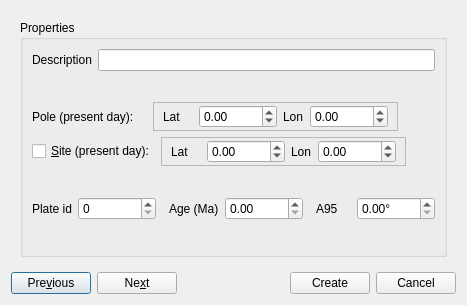
Qt form src/qt-widgets/CreateVGPDialogUi.ui (GPlates/GPlates) before a commit.
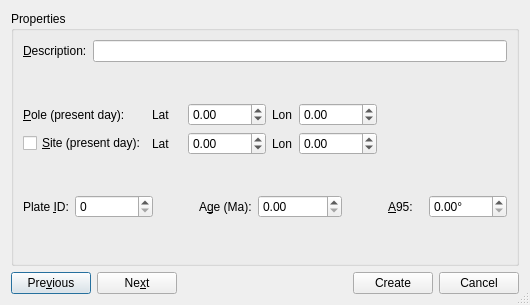
The same form after that commit.

```diff
--- a/src/qt-widgets/CreateVGPDialogUi.ui
+++ b/src/qt-widgets/CreateVGPDialogUi.ui
@@ -1,43 +1,55 @@
 <ui version="4.0" >
  <class>CreateVGPDialog</class>
- <widget class="QDialog" name="CreateVGPDialog" >
-  <property name="geometry" >
+ <widget class="QDialog" name="CreateVGPDialog">
+  <property name="geometry">
    <rect>
     <x>0</x>
     <y>0</y>
-    <width>467</width>
+    <width>530</width>
     <height>305</height>
    </rect>
   </property>
   <property name="windowTitle" >
    <string>Create Virtual Geomagnetic Pole</string>
   </property>
-  <layout class="QGridLayout" >
-   <item row="0" column="0" >
-    <widget class="QStackedWidget" name="stacked_widget" >
-     <property name="currentIndex" >
+  <property name="sizeGripEnabled">
+   <bool>true</bool>
+  </property>
+  <layout class="QVBoxLayout" name="verticalLayout">
+   <item>
+    <widget class="QStackedWidget" name="stacked_widget">
+     <property name="currentIndex">
       <number>0</number>
      </property>
-     <widget class="QWidget" name="page_properties" >
-      <layout class="QGridLayout" >
-       <item row="0" column="0" >
-        <widget class="QGroupBox" name="groupBox" >
-         <property name="title" >
+     <widget class="QWidget" name="page_properties">
+      <layout class="QGridLayout">
+       <property name="margin">
+        <number>0</number>
+       </property>
+       <property name="spacing">
+        <number>0</number>
+       </property>
+       <item row="0" column="0">
+        <widget class="QGroupBox" name="groupBox">
+         <property name="title">
           <string>Properties</string>
          </property>
-         <layout class="QGridLayout" >
-          <item row="0" column="0" colspan="2" >
-           <layout class="QHBoxLayout" >
+         <layout class="QVBoxLayout" name="verticalLayout_2">
             <item>
-             <widget class="QLabel" name="label_description" >
-              <property name="text" >
-               <string>Description</string>
+           <layout class="QHBoxLayout">
+            <item>
+             <widget class="QLabel" name="label_description">
+              <property name="text">
+               <string>&amp;Description:</string>
+              </property>
+              <property name="buddy">
+               <cstring>line_description</cstring>
               </property>
              </widget>
             </item>
             <item>
-             <widget class="QLineEdit" name="line_description" >
-              <property name="minimumSize" >
+             <widget class="QLineEdit" name="line_description">
+              <property name="minimumSize">
                <size>
                 <width>0</width>
                 <height>20</height>
@@ -47,7 +59,7 @@
             </item>
            </layout>
           </item>
-          <item row="1" column="1" >
+          <item>
            <spacer>
             <property name="orientation" >
              <enum>Qt::Vertical</enum>
@@ -60,40 +72,28 @@
             </property>
            </spacer>
           </item>
-          <item row="2" column="0" colspan="2" >
-           <layout class="QHBoxLayout" >
             <item>
-             <widget class="QLabel" name="label_pole" >
-              <property name="minimumSize" >
+           <layout class="QGridLayout" name="gridLayout_2">
+            <item row="0" column="0">
+             <widget class="QLabel" name="label_pole">
+              <property name="minimumSize">
                <size>
                 <width>115</width>
                 <height>22</height>
                </size>
               </property>
-              <property name="text" >
-               <string>Pole (present day): </string>
+              <property name="text">
+               <string>&amp;Pole (present day): </string>
+              </property>
+              <property name="buddy">
+               <cstring>spinbox_pole_lat</cstring>
               </property>
              </widget>
             </item>
-            <item>
-             <widget class="QFrame" name="frame_2" >
-              <property name="frameShape" >
-               <enum>QFrame::StyledPanel</enum>
-              </property>
-              <property name="frameShadow" >
-               <enum>QFrame::Raised</enum>
-              </property>
-              <layout class="QHBoxLayout" >
-               <property name="topMargin" >
-                <number>2</number>
-               </property>
-               <property name="bottomMargin" >
-                <number>2</number>
-               </property>
-               <item>
-                <widget class="QLabel" name="label_pole_lat" >
-                 <property name="sizePolicy" >
-                  <sizepolicy vsizetype="Preferred" hsizetype="Minimum" >
+            <item row="0" column="1">
+             <widget class="QLabel" name="label_pole_lat">
+              <property name="sizePolicy">
+               <sizepolicy hsizetype="Minimum" vsizetype="Preferred">
                    <horstretch>0</horstretch>
                    <verstretch>0</verstretch>
                   </sizepolicy>
@@ -110,11 +110,14 @@
                  <property name="text" >
                   <string>Lat</string>
                  </property>
-                </widget>
-               </item>
-               <item>
-                <widget class="QDoubleSpinBox" name="spinbox_pole_lat" >
-                 <property name="minimumSize" >
+              <property name="buddy">
+               <cstring>spinbox_pole_lat</cstring>
+              </property>
+             </widget>
+            </item>
+            <item row="0" column="2">
+             <widget class="QDoubleSpinBox" name="spinbox_pole_lat">
+              <property name="minimumSize">
                   <size>
                    <width>78</width>
                    <height>20</height>
@@ -128,19 +131,22 @@
                  </property>
                 </widget>
                </item>
-               <item>
-                <widget class="QLabel" name="label_pole_lon" >
-                 <property name="layoutDirection" >
+            <item row="0" column="3">
+             <widget class="QLabel" name="label_pole_lon">
+              <property name="layoutDirection">
                   <enum>Qt::RightToLeft</enum>
                  </property>
                  <property name="text" >
                   <string>Lon</string>
                  </property>
-                </widget>
-               </item>
-               <item>
-                <widget class="QDoubleSpinBox" name="spinbox_pole_lon" >
-                 <property name="minimumSize" >
+              <property name="buddy">
+               <cstring>spinbox_pole_lon</cstring>
+              </property>
+             </widget>
+            </item>
+            <item row="0" column="4">
+             <widget class="QDoubleSpinBox" name="spinbox_pole_lon">
+              <property name="minimumSize">
                   <size>
                    <width>78</width>
                    <height>0</height>
@@ -154,29 +160,22 @@
                  </property>
                 </widget>
                </item>
-              </layout>
-             </widget>
-            </item>
-            <item>
-             <spacer>
-              <property name="orientation" >
+            <item row="0" column="5">
+             <spacer name="horizontalSpacer">
+              <property name="orientation">
                <enum>Qt::Horizontal</enum>
               </property>
-              <property name="sizeHint" >
+              <property name="sizeHint" stdset="0">
                <size>
-                <width>21</width>
+                <width>40</width>
                 <height>20</height>
                </size>
               </property>
              </spacer>
             </item>
-           </layout>
-          </item>
-          <item row="3" column="0" colspan="2" >
-           <layout class="QHBoxLayout" >
-            <item>
-             <widget class="QCheckBox" name="checkbox_site" >
-              <property name="minimumSize" >
+            <item row="1" column="0">
+             <widget class="QCheckBox" name="checkbox_site">
+              <property name="minimumSize">
                <size>
                 <width>115</width>
                 <height>22</height>
@@ -187,46 +186,34 @@
               </property>
              </widget>
             </item>
-            <item>
-             <widget class="QFrame" name="frame_site_lat_lon" >
-              <property name="frameShape" >
-               <enum>QFrame::StyledPanel</enum>
-              </property>
-              <property name="frameShadow" >
-               <enum>QFrame::Raised</enum>
-              </property>
-              <layout class="QHBoxLayout" >
-               <property name="topMargin" >
-                <number>2</number>
-               </property>
-               <property name="bottomMargin" >
-                <number>2</number>
-               </property>
-               <item>
-                <widget class="QLabel" name="label_pole_lat_2" >
-                 <property name="sizePolicy" >
-                  <sizepolicy vsizetype="Preferred" hsizetype="Minimum" >
+            <item row="1" column="1">
+             <widget class="QLabel" name="label_site_lat">
+              <property name="sizePolicy">
+               <sizepolicy hsizetype="Minimum" vsizetype="Preferred">
                    <horstretch>0</horstretch>
                    <verstretch>0</verstretch>
                   </sizepolicy>
                  </property>
-                 <property name="minimumSize" >
+              <property name="minimumSize">
                   <size>
                    <width>30</width>
                    <height>0</height>
                   </size>
                  </property>
-                 <property name="layoutDirection" >
+              <property name="layoutDirection">
                   <enum>Qt::RightToLeft</enum>
                  </property>
-                 <property name="text" >
+              <property name="text">
                   <string>Lat</string>
                  </property>
-                </widget>
-               </item>
-               <item>
-                <widget class="QDoubleSpinBox" name="spinbox_site_lat" >
-                 <property name="minimumSize" >
+              <property name="buddy">
+               <cstring>spinbox_site_lat</cstring>
+              </property>
+             </widget>
+            </item>
+            <item row="1" column="2">
+             <widget class="QDoubleSpinBox" name="spinbox_site_lat">
+              <property name="minimumSize">
                   <size>
                    <width>78</width>
                    <height>20</height>
@@ -240,19 +227,22 @@
                  </property>
                 </widget>
                </item>
-               <item>
-                <widget class="QLabel" name="label_pole_lon_2" >
-                 <property name="layoutDirection" >
+            <item row="1" column="3">
+             <widget class="QLabel" name="label_site_lon">
+              <property name="layoutDirection">
                   <enum>Qt::RightToLeft</enum>
                  </property>
                  <property name="text" >
                   <string>Lon</string>
                  </property>
-                </widget>
-               </item>
-               <item>
-                <widget class="QDoubleSpinBox" name="spinbox_site_lon" >
-                 <property name="minimumSize" >
+              <property name="buddy">
+               <cstring>spinbox_site_lon</cstring>
+              </property>
+             </widget>
+            </item>
+            <item row="1" column="4">
+             <widget class="QDoubleSpinBox" name="spinbox_site_lon">
+              <property name="minimumSize">
                   <size>
                    <width>78</width>
                    <height>0</height>
@@ -266,17 +256,14 @@
                  </property>
                 </widget>
                </item>
-              </layout>
-             </widget>
-            </item>
-            <item>
-             <spacer>
-              <property name="orientation" >
+            <item row="1" column="5">
+             <spacer name="horizontalSpacer_2">
+              <property name="orientation">
                <enum>Qt::Horizontal</enum>
               </property>
-              <property name="sizeHint" >
+              <property name="sizeHint" stdset="0">
                <size>
-                <width>20</width>
+                <width>40</width>
                 <height>20</height>
                </size>
               </property>
@@ -284,12 +271,12 @@
             </item>
            </layout>
           </item>
-          <item row="4" column="0" >
+          <item>
            <spacer>
-            <property name="orientation" >
+            <property name="orientation">
              <enum>Qt::Vertical</enum>
             </property>
-            <property name="sizeHint" >
+            <property name="sizeHint" stdset="0">
              <size>
               <width>20</width>
               <height>20</height>
@@ -297,27 +284,27 @@
             </property>
            </spacer>
           </item>
-          <item row="5" column="0" colspan="2" >
-           <layout class="QHBoxLayout" >
             <item>
-             <widget class="QLabel" name="label_plate_id" >
-              <property name="minimumSize" >
+           <layout class="QHBoxLayout">
+            <item>
+             <widget class="QLabel" name="label_plate_id">
+              <property name="minimumSize">
                <size>
                 <width>0</width>
                 <height>22</height>
                </size>
               </property>
-              <property name="layoutDirection" >
-               <enum>Qt::RightToLeft</enum>
+              <property name="text">
+               <string>Plate &amp;ID:</string>
               </property>
-              <property name="text" >
-               <string>Plate id</string>
+              <property name="buddy">
+               <cstring>spinbox_plate_id</cstring>
               </property>
              </widget>
             </item>
             <item>
-             <widget class="QSpinBox" name="spinbox_plate_id" >
-              <property name="minimumSize" >
+             <widget class="QSpinBox" name="spinbox_plate_id">
+              <property name="minimumSize">
                <size>
                 <width>78</width>
                 <height>20</height>
@@ -330,30 +317,33 @@
             </item>
             <item>
              <spacer>
-              <property name="orientation" >
+              <property name="orientation">
                <enum>Qt::Horizontal</enum>
               </property>
-              <property name="sizeHint" >
+              <property name="sizeHint" stdset="0">
                <size>
-                <width>16</width>
-                <height>20</height>
+                <width>13</width>
+                <height>24</height>
                </size>
               </property>
              </spacer>
             </item>
             <item>
-             <widget class="QLabel" name="label_age" >
-              <property name="layoutDirection" >
+             <widget class="QLabel" name="label_age">
+              <property name="layoutDirection">
                <enum>Qt::LeftToRight</enum>
               </property>
-              <property name="text" >
-               <string>Age (Ma)</string>
+              <property name="text">
+               <string>A&amp;ge (Ma):</string>
+              </property>
+              <property name="buddy">
+               <cstring>spinbox_age</cstring>
               </property>
              </widget>
             </item>
             <item>
-             <widget class="QDoubleSpinBox" name="spinbox_age" >
-              <property name="minimumSize" >
+             <widget class="QDoubleSpinBox" name="spinbox_age">
+              <property name="minimumSize">
                <size>
                 <width>78</width>
                 <height>0</height>
@@ -366,21 +356,21 @@
             </item>
             <item>
              <spacer>
-              <property name="orientation" >
+              <property name="orientation">
                <enum>Qt::Horizontal</enum>
               </property>
-              <property name="sizeHint" >
+              <property name="sizeHint" stdset="0">
                <size>
-                <width>16</width>
-                <height>20</height>
+                <width>13</width>
+                <height>24</height>
                </size>
               </property>
              </spacer>
             </item>
             <item>
-             <widget class="QLabel" name="label_A95" >
-              <property name="sizePolicy" >
-               <sizepolicy vsizetype="Preferred" hsizetype="Minimum" >
+             <widget class="QLabel" name="label_A95">
+              <property name="sizePolicy">
+               <sizepolicy hsizetype="Minimum" vsizetype="Preferred">
                 <horstretch>0</horstretch>
                 <verstretch>0</verstretch>
                </sizepolicy>
@@ -391,17 +381,17 @@
                 <height>0</height>
                </size>
               </property>
-              <property name="layoutDirection" >
-               <enum>Qt::RightToLeft</enum>
+              <property name="text">
+               <string>&amp;A95:</string>
               </property>
-              <property name="text" >
-               <string>A95</string>
+              <property name="buddy">
+               <cstring>spinbox_A95</cstring>
               </property>
              </widget>
             </item>
             <item>
-             <widget class="QDoubleSpinBox" name="spinbox_A95" >
-              <property name="minimumSize" >
+             <widget class="QDoubleSpinBox" name="spinbox_A95">
+              <property name="minimumSize">
                <size>
                 <width>78</width>
                 <height>0</height>
@@ -417,12 +407,12 @@
             </item>
            </layout>
           </item>
-          <item row="6" column="0" colspan="2" >
+          <item>
            <spacer>
-            <property name="orientation" >
+            <property name="orientation">
              <enum>Qt::Vertical</enum>
             </property>
-            <property name="sizeHint" >
+            <property name="sizeHint" stdset="0">
              <size>
               <width>281</width>
               <height>20</height>
@@ -460,11 +450,11 @@
      </widget>
     </widget>
    </item>
-   <item row="2" column="0" >
-    <layout class="QHBoxLayout" >
      <item>
-      <widget class="QPushButton" name="button_previous" >
-       <property name="text" >
+    <layout class="QHBoxLayout">
+     <item>
+      <widget class="QPushButton" name="button_previous">
+       <property name="text">
         <string>Pre&amp;vious</string>
        </property>
       </widget>
@@ -478,10 +468,10 @@
      </item>
      <item>
       <spacer>
-       <property name="orientation" >
+       <property name="orientation">
         <enum>Qt::Horizontal</enum>
        </property>
-       <property name="sizeHint" >
+       <property name="sizeHint" stdset="0">
         <size>
          <width>40</width>
          <height>20</height>
@@ -490,15 +480,15 @@
       </spacer>
      </item>
      <item>
-      <widget class="QPushButton" name="button_create" >
-       <property name="text" >
+      <widget class="QPushButton" name="button_create">
+       <property name="text">
         <string>Create</string>
        </property>
       </widget>
      </item>
      <item>
-      <widget class="QPushButton" name="button_cancel" >
-       <property name="text" >
+      <widget class="QPushButton" name="button_cancel">
+       <property name="text">
         <string>Cancel</string>
        </property>
       </widget>
```
Left out of the diff: 78 changed lines with no effect on the pictures. Lines whose indentation alone changed are shown as unchanged.
